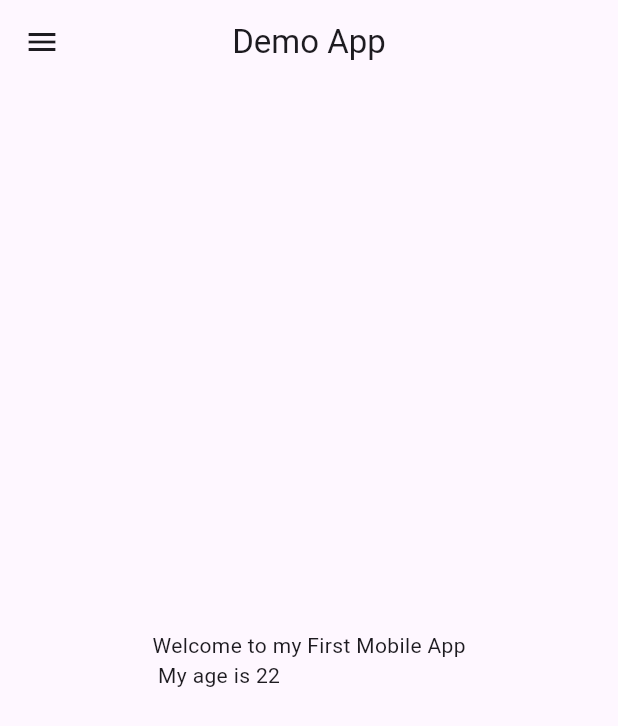
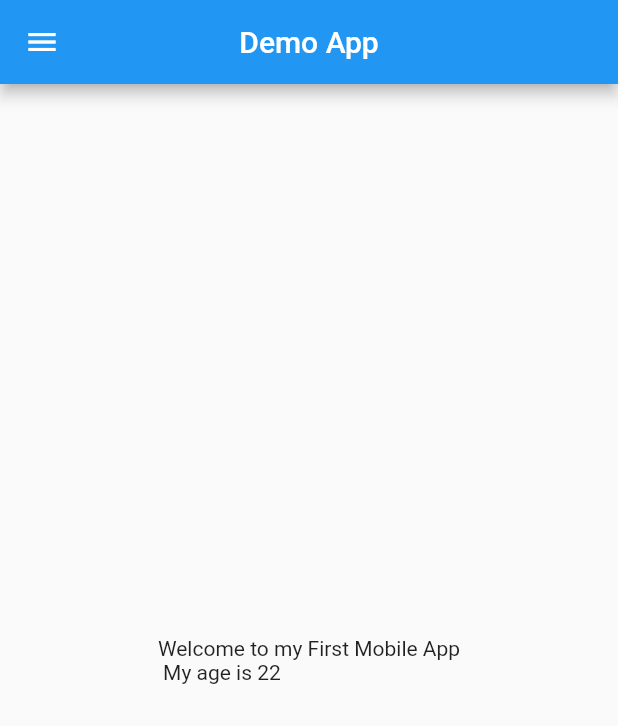
Before and after one commit to AbdullahMalike/Flutter_Ecommerce2, a Flutter app: the screen it shows after launch, on a phone screen of 412 x 824 dp. Shown: the top 726 px of the screen. Run offline on Flutter 3.47's test engine with Material 3 defaults, Android fonts, the phone set to English and light mode, and no system bars.

Commit message:
day two completed

```diff
--- a/lib/home_page.dart
+++ b/lib/home_page.dart
@@ -8,8 +8,9 @@ class HomePage extends StatelessWidget {
     int age = 22;
     return Scaffold(
       appBar: AppBar(
-        title: Text("Demo App"),
+        title : const Text("Demo App"),
         centerTitle: true,
+
       ),
       body: Center(
         child: Container(
--- a/lib/main.dart
+++ b/lib/main.dart
@@ -13,7 +13,7 @@ class MyApp extends StatelessWidget {
 
     return  MaterialApp(
     debugShowCheckedModeBanner: false,
-
+    theme: ThemeData(useMaterial3: false),
       home: HomePage(),
     );
   }
```
